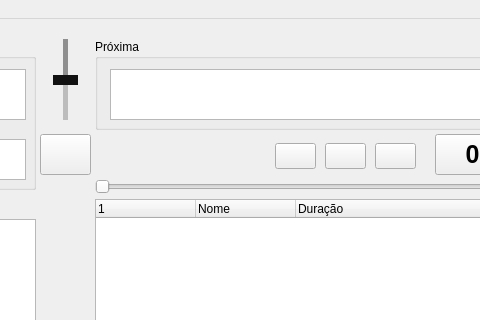
Before: the Qt Designer form mainwindow.ui in luizfern12/slopradio, drawn with Qt 5; both pictures show x 435 to 915 and y 0 to 320 of the 1048 by 622 pixel window.
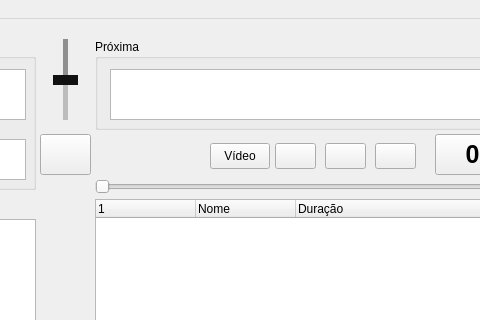
After: the same form once the commit is applied. Icons and pictures are not drawn.

Commit message: Add video playback and mixing with shader transitions

Diff of the .ui file:
```diff
--- a/mainwindow.ui
+++ b/mainwindow.ui
@@ -517,6 +517,28 @@
      </size>
     </property>
    </widget>
+   <widget class="QPushButton" name="btn_video">
+    <property name="geometry">
+     <rect>
+      <x>645</x>
+      <y>124</y>
+      <width>60</width>
+      <height>26</height>
+     </rect>
+    </property>
+    <property name="focusPolicy">
+     <enum>Qt::FocusPolicy::NoFocus</enum>
+    </property>
+    <property name="toolTip">
+     <string>Ligar/Desligar a janela de vídeo</string>
+    </property>
+    <property name="checkable">
+     <bool>true</bool>
+    </property>
+    <property name="text">
+     <string>Vídeo</string>
+    </property>
+   </widget>
    <widget class="QPushButton" name="btn_add_item">
     <property name="geometry">
      <rect>
```
The commit also changes 25 other files.
